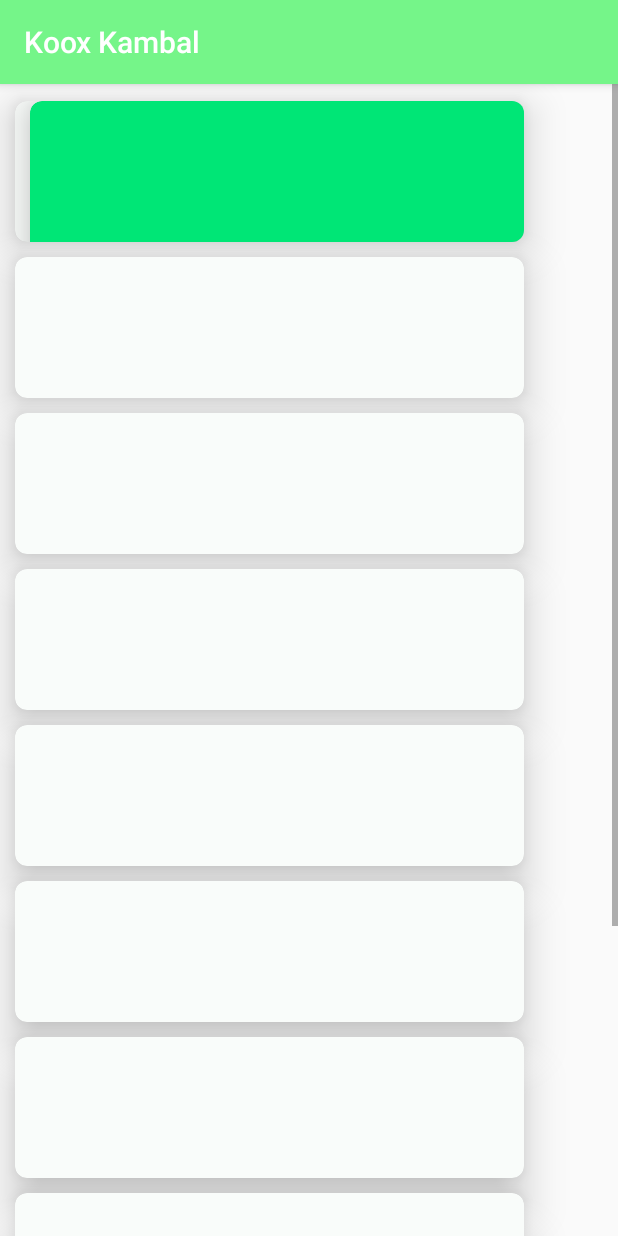
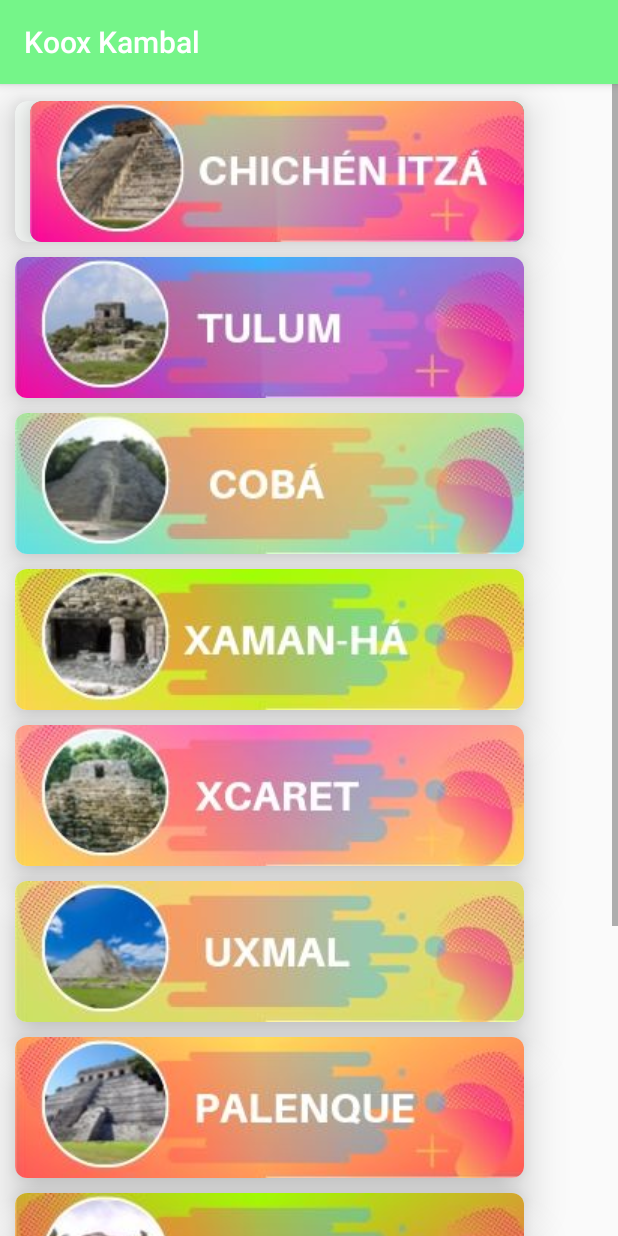
Before and after one commit to cuentagithubb/kooxkambalEstaeslabuena, an Android app: the Dos screen opened directly, with no data from a screen before it, on a phone screen of 412 x 824 dp. Run offline under Robolectric (Android 15) with nearby library versions, the phone set to English and light mode, and no system bars.

Commit message:
menu de zonas arq

```diff
--- a/app/src/main/res/layout/activity_dos.xml
+++ b/app/src/main/res/layout/activity_dos.xml
@@ -49,8 +49,8 @@
 z
                     <androidx.cardview.widget.CardView
                         android:id="@+id/carduno"
-                        android:layout_width="341dp"
-                        android:layout_height="171dp"
+                        android:layout_width="339dp"
+                        android:layout_height="94dp"
                         android:layout_marginStart="10dp"
                         android:layout_marginEnd="16dp"
                         app:cardBackgroundColor="#00E676"
@@ -59,18 +59,15 @@ z
 
                         <ImageView
                             android:id="@+id/imageView1"
-                            android:layout_width="821dp"
-                            android:layout_height="193dp"
-                            android:layout_marginStart="-240dp"
+                            android:layout_width="339dp"
+                            android:layout_height="94dp"
+                            android:layout_marginStart="0dp"
                             android:layout_marginEnd="16dp"
                             android:contentDescription="@string/todo"
-                           /> /* app:srcCompat="@drawable/chi" />*\
+                            app:srcCompat="@drawable/chin" />
 
                     </androidx.cardview.widget.CardView>
                 </androidx.cardview.widget.CardView>
-
-
-
                 <androidx.cardview.widget.CardView
                     android:id="@+id/cardespacio"
                     android:layout_width="341dp"
@@ -80,11 +77,7 @@ z
                     app:cardBackgroundColor="@android:color/transparent"
                     app:cardCornerRadius="8dp"
                     app:cardElevation="0dp">
-
-
-
                 </androidx.cardview.widget.CardView>
-
                 <androidx.cardview.widget.CardView
                     android:id="@+id/mapastres"
                     android:layout_width="339dp"
@@ -94,7 +87,14 @@ z
                     app:cardBackgroundColor="#F9FCFA"
                     app:cardCornerRadius="8dp"
                     app:cardElevation="16dp">
-
+                    <ImageView
+                        android:id="@+id/imageView1"
+                        android:layout_width="339dp"
+                        android:layout_height="94dp"
+                        android:layout_marginStart="0dp"
+                        android:layout_marginEnd="16dp"
+                        android:contentDescription="@string/todo"
+                        app:srcCompat="@drawable/tul" />
                 </androidx.cardview.widget.CardView>
 
 
@@ -122,6 +122,14 @@ z
                     app:cardCornerRadius="8dp"
                     app:cardElevation="16dp">
 
+                    <ImageView
+                        android:id="@+id/imageView1"
+                        android:layout_width="339dp"
+                        android:layout_height="94dp"
+                        android:layout_marginStart="0dp"
+                        android:layout_marginEnd="16dp"
+                        android:contentDescription="@string/todo"
+                        app:srcCompat="@drawable/cob" />
                 </androidx.cardview.widget.CardView>
 
                 <androidx.cardview.widget.CardView
@@ -147,7 +155,14 @@ z
                     app:cardBackgroundColor="#F9FCFA"
                     app:cardCornerRadius="8dp"
                     app:cardElevation="16dp">
-
+                    <ImageView
+                        android:id="@+id/imageView1"
+                        android:layout_width="339dp"
+                        android:layout_height="94dp"
+                        android:layout_marginStart="0dp"
+                        android:layout_marginEnd="16dp"
+                        android:contentDescription="@string/todo"
+                        app:srcCompat="@drawable/xa" />
                 </androidx.cardview.widget.CardView>
 
                 <androidx.cardview.widget.CardView
@@ -173,7 +188,14 @@ z
                     app:cardBackgroundColor="#F9FCFA"
                     app:cardCornerRadius="8dp"
                     app:cardElevation="16dp">
-
+                    <ImageView
+                        android:id="@+id/imageView1"
+                        android:layout_width="339dp"
+                        android:layout_height="94dp"
+                        android:layout_marginStart="0dp"
+                        android:layout_marginEnd="16dp"
+                        android:contentDescription="@string/todo"
+                        app:srcCompat="@drawable/xc" />
                 </androidx.cardview.widget.CardView>
 
                 <androidx.cardview.widget.CardView
@@ -199,7 +221,14 @@ z
                     app:cardBackgroundColor="#F9FCFA"
                     app:cardCornerRadius="8dp"
                     app:cardElevation="16dp">
-
+                    <ImageView
+                        android:id="@+id/imageView1"
+                        android:layout_width="339dp"
+                        android:layout_height="94dp"
+                        android:layout_marginStart="0dp"
+                        android:layout_marginEnd="16dp"
+                        android:contentDescription="@string/todo"
+                        app:srcCompat="@drawable/ux" />
                 </androidx.cardview.widget.CardView>
 
                 <androidx.cardview.widget.CardView
@@ -225,7 +254,14 @@ z
                     app:cardBackgroundColor="#F9FCFA"
                     app:cardCornerRadius="8dp"
                     app:cardElevation="16dp">
-
+                    <ImageView
+                        android:id="@+id/imageView1"
+                        android:layout_width="339dp"
+                        android:layout_height="94dp"
+                        android:layout_marginStart="0dp"
+                        android:layout_marginEnd="16dp"
+                        android:contentDescription="@string/todo"
+                        app:srcCompat="@drawable/pa" />
                 </androidx.cardview.widget.CardView>
 
                 <androidx.cardview.widget.CardView
@@ -251,7 +287,14 @@ z
                     app:cardBackgroundColor="#F9FCFA"
                     app:cardCornerRadius="8dp"
                     app:cardElevation="16dp">
-
+                    <ImageView
+                        android:id="@+id/imageView1"
+                        android:layout_width="339dp"
+                        android:layout_height="94dp"
+                        android:layout_marginStart="0dp"
+                        android:layout_marginEnd="16dp"
+                        android:contentDescription="@string/todo"
+                        app:srcCompat="@drawable/ko" />
                 </androidx.cardview.widget.CardView>
 
                 <androidx.cardview.widget.CardView
@@ -277,7 +320,14 @@ z
                     app:cardBackgroundColor="#F9FCFA"
                     app:cardCornerRadius="8dp"
                     app:cardElevation="16dp">
-
+                    <ImageView
+                        android:id="@+id/imageView1"
+                        android:layout_width="339dp"
+                        android:layout_height="94dp"
+                        android:layout_marginStart="0dp"
+                        android:layout_marginEnd="16dp"
+                        android:contentDescription="@string/todo"
+                        app:srcCompat="@drawable/sm" />
                 </androidx.cardview.widget.CardView>
 
 
@@ -304,7 +354,14 @@ z
                     app:cardBackgroundColor="#F9FCFA"
                     app:cardCornerRadius="8dp"
                     app:cardElevation="16dp">
-
+                    <ImageView
+                        android:id="@+id/imageView1"
+                        android:layout_width="339dp"
+                        android:layout_height="94dp"
+                        android:layout_marginStart="0dp"
+                        android:layout_marginEnd="16dp"
+                        android:contentDescription="@string/todo"
+                        app:srcCompat="@drawable/tj" />
                 </androidx.cardview.widget.CardView>
 
                 <androidx.cardview.widget.CardView
```
Also changed, not shown: app/src/main/res/drawable/chin.jpg (added), app/src/main/res/drawable/cob.jpg (added), app/src/main/res/drawable/ko.jpg (added), app/src/main/res/drawable/ko.png (deleted), app/src/main/res/drawable/pa.jpg (added), app/src/main/res/drawable/pa.png (deleted), app/src/main/res/drawable/sm.jpg (added), app/src/main/res/drawable/sm.png (deleted), app/src/main/res/drawable/tj.jpg (added), app/src/main/res/drawable/tu.jpg (added), app/src/main/res/drawable/tu.png (deleted), app/src/main/res/drawable/tul.jpg (added), app/src/main/res/drawable/ux.jpg (added), app/src/main/res/drawable/xa.jpg (added), 1 more files.
